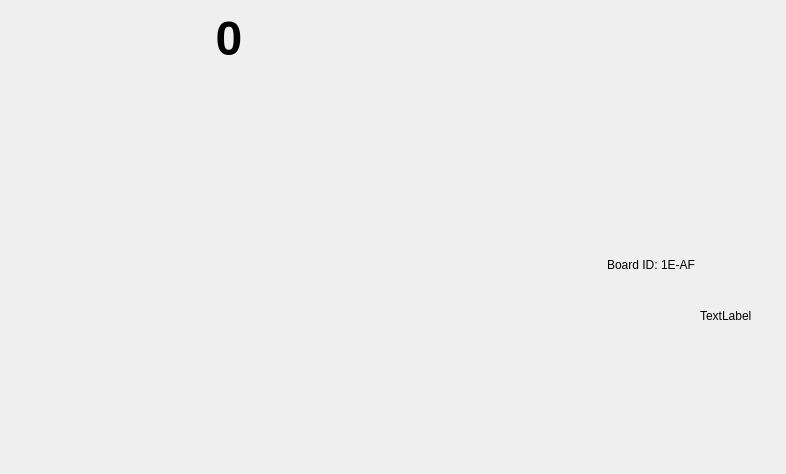
First picture: the form in soccer/ui/RobotStatusWidget.ui, repository RoboJackets/robocup-software, before the edit.
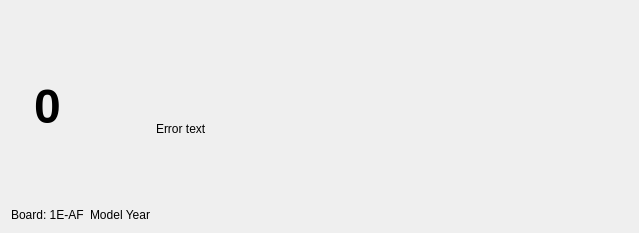
Second picture: the form after the edit. Icons and pictures are not drawn. Custom widgets are drawn as their Qt base class.

Commit message: adjusted layout of robot status widget

```diff
--- a/soccer/ui/RobotStatusWidget.ui
+++ b/soccer/ui/RobotStatusWidget.ui
@@ -6,8 +6,8 @@
    <rect>
     <x>0</x>
     <y>0</y>
-    <width>786</width>
-    <height>474</height>
+    <width>639</width>
+    <height>233</height>
    </rect>
   </property>
   <property name="sizePolicy">
@@ -39,49 +39,24 @@
   </property>
   <layout class="QHBoxLayout" name="horizontalLayout_2">
    <item>
-    <layout class="QHBoxLayout" name="horizontalLayout">
-     <property name="spacing">
-      <number>0</number>
-     </property>
-     <property name="leftMargin">
-      <number>0</number>
-     </property>
-     <property name="rightMargin">
-      <number>0</number>
-     </property>
-     <item>
-      <layout class="QVBoxLayout" name="verticalLayout">
-       <property name="spacing">
-        <number>0</number>
-       </property>
-       <property name="rightMargin">
-        <number>5</number>
-       </property>
-       <property name="bottomMargin">
-        <number>0</number>
-       </property>
-       <item>
-        <layout class="QHBoxLayout" name="horizontalLayout_6">
-         <property name="spacing">
-          <number>0</number>
-         </property>
+    <layout class="QVBoxLayout" name="verticalLayout" stretch="1,0">
          <item>
           <widget class="QLabel" name="shellID">
            <property name="enabled">
             <bool>true</bool>
            </property>
+       <property name="sizePolicy">
+        <sizepolicy hsizetype="Minimum" vsizetype="Preferred">
+         <horstretch>0</horstretch>
+         <verstretch>0</verstretch>
+        </sizepolicy>
+       </property>
            <property name="minimumSize">
             <size>
-             <width>40</width>
+         <width>50</width>
              <height>0</height>
             </size>
            </property>
-           <property name="maximumSize">
-            <size>
-             <width>40</width>
-             <height>16777215</height>
-            </size>
-           </property>
            <property name="font">
             <font>
              <pointsize>36</pointsize>
@@ -107,42 +82,63 @@
           </widget>
          </item>
          <item>
-          <widget class="RobotWidget" name="robotWidget" native="true">
-           <property name="minimumSize">
-            <size>
-             <width>50</width>
-             <height>50</height>
-            </size>
-           </property>
-           <property name="maximumSize">
-            <size>
-             <width>50</width>
-             <height>50</height>
-            </size>
-           </property>
-          </widget>
-         </item>
-        </layout>
-       </item>
-       <item>
         <widget class="QLabel" name="boardID">
          <property name="enabled">
           <bool>true</bool>
          </property>
-         <property name="minimumSize">
-          <size>
-           <width>105</width>
-           <height>0</height>
-          </size>
+       <property name="sizePolicy">
+        <sizepolicy hsizetype="Minimum" vsizetype="Minimum">
+         <horstretch>0</horstretch>
+         <verstretch>0</verstretch>
+        </sizepolicy>
          </property>
          <property name="midLineWidth">
           <number>2</number>
          </property>
          <property name="text">
-          <string>Board ID: 1E-AF</string>
+        <string>Board: 1E-AF</string>
          </property>
          <property name="alignment">
-          <set>Qt::AlignRight|Qt::AlignTrailing|Qt::AlignVCenter</set>
+        <set>Qt::AlignLeading|Qt::AlignLeft|Qt::AlignVCenter</set>
+       </property>
+       <property name="textInteractionFlags">
+        <set>Qt::TextSelectableByMouse</set>
+       </property>
+      </widget>
+     </item>
+    </layout>
+   </item>
+   <item>
+    <layout class="QVBoxLayout" name="verticalLayout_2" stretch="1,0">
+     <item>
+      <widget class="RobotWidget" name="robotWidget" native="true">
+       <property name="sizePolicy">
+        <sizepolicy hsizetype="Minimum" vsizetype="Preferred">
+         <horstretch>0</horstretch>
+         <verstretch>0</verstretch>
+        </sizepolicy>
+       </property>
+       <property name="minimumSize">
+        <size>
+         <width>50</width>
+         <height>50</height>
+        </size>
+       </property>
+      </widget>
+     </item>
+     <item>
+      <widget class="QLabel" name="label">
+       <property name="sizePolicy">
+        <sizepolicy hsizetype="Minimum" vsizetype="Minimum">
+         <horstretch>0</horstretch>
+         <verstretch>0</verstretch>
+        </sizepolicy>
+       </property>
+       <property name="text">
+        <string>Model Year</string>
+       </property>
+       <property name="alignment">
+        <set>Qt::AlignCenter</set>
          </property>
         </widget>
        </item>
@@ -150,17 +146,8 @@
      </item>
      <item>
       <layout class="QVBoxLayout" name="verticalLayout_3">
-       <property name="spacing">
-        <number>0</number>
-       </property>
-       <property name="rightMargin">
-        <number>5</number>
-       </property>
        <item>
-        <layout class="QHBoxLayout" name="horizontalLayout_5">
-         <property name="spacing">
-          <number>0</number>
-         </property>
+      <layout class="QHBoxLayout" name="horizontalLayout">
          <item>
           <widget class="QLabel" name="visionIndicator">
            <property name="minimumSize">
@@ -192,6 +179,19 @@
            </property>
           </widget>
          </item>
+       <item>
+        <spacer name="horizontalSpacer">
+         <property name="orientation">
+          <enum>Qt::Horizontal</enum>
+         </property>
+         <property name="sizeHint" stdset="0">
+          <size>
+           <width>40</width>
+           <height>20</height>
+          </size>
+         </property>
+        </spacer>
+       </item>
          <item>
           <widget class="QLabel" name="radioIndicator">
            <property name="minimumSize">
@@ -223,6 +223,19 @@
            </property>
           </widget>
          </item>
+       <item>
+        <spacer name="horizontalSpacer_2">
+         <property name="orientation">
+          <enum>Qt::Horizontal</enum>
+         </property>
+         <property name="sizeHint" stdset="0">
+          <size>
+           <width>40</width>
+           <height>20</height>
+          </size>
+         </property>
+        </spacer>
+       </item>
          <item>
           <widget class="BatteryWidget" name="batteryIndicator" native="true">
            <property name="minimumSize">
@@ -244,20 +257,21 @@
        <item>
         <widget class="QLabel" name="Errors">
          <property name="sizePolicy">
-          <sizepolicy hsizetype="Maximum" vsizetype="Maximum">
+        <sizepolicy hsizetype="MinimumExpanding" vsizetype="MinimumExpanding">
            <horstretch>0</horstretch>
            <verstretch>0</verstretch>
           </sizepolicy>
          </property>
          <property name="text">
-          <string>TextLabel</string>
+        <string>Error text</string>
          </property>
          <property name="wordWrap">
           <bool>true</bool>
          </property>
-        </widget>
-       </item>
-      </layout>
+       <property name="textInteractionFlags">
+        <set>Qt::TextSelectableByMouse</set>
+       </property>
+      </widget>
      </item>
     </layout>
    </item>
```
Left out of the diff: 2 changed lines with no effect on the pictures. Lines whose indentation alone changed are shown as unchanged. The commit also changes 1 other file.
